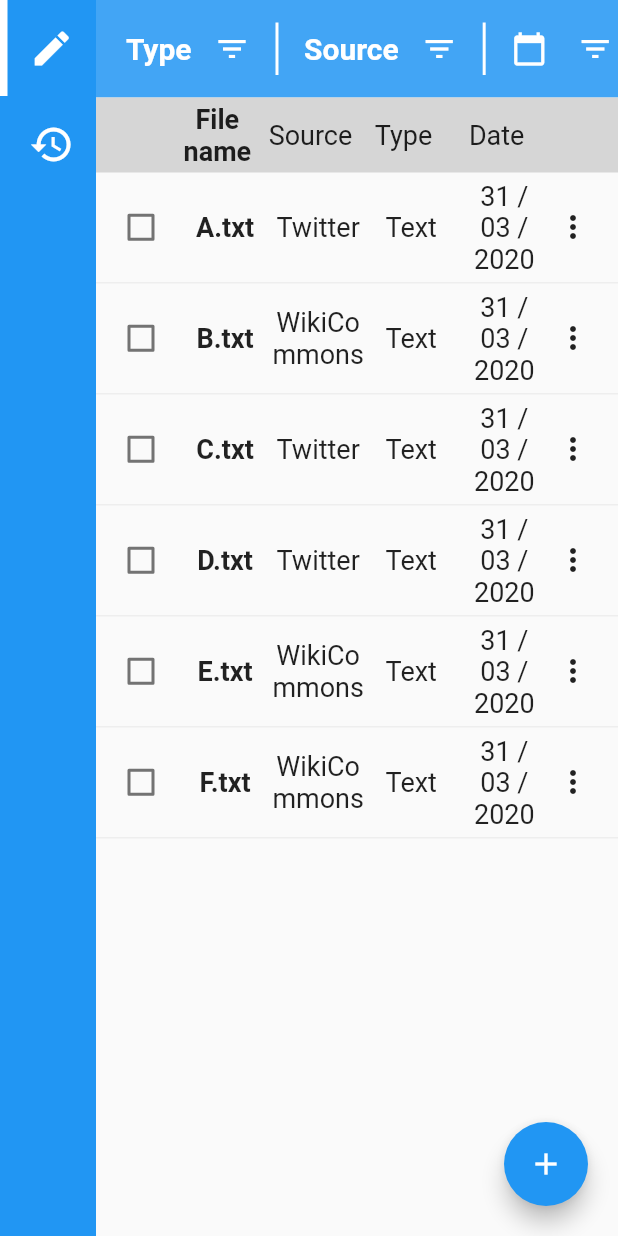
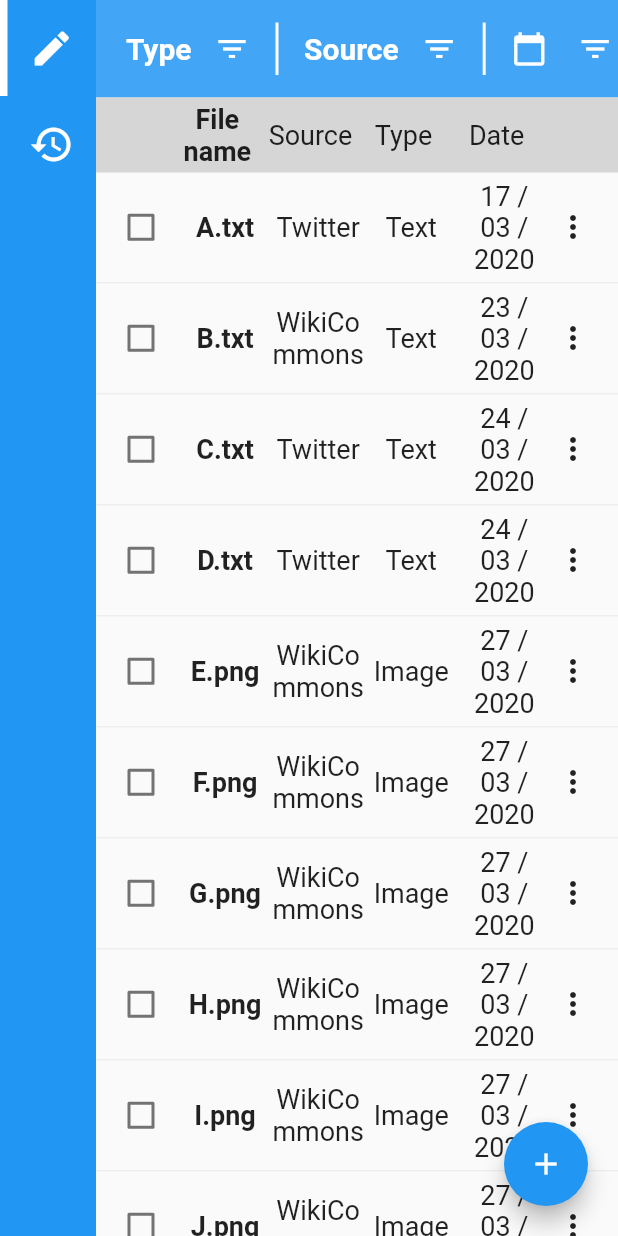
Before and after one commit to HarvestersCrew/CorpusHarvester, a Flutter app: the screen it shows after launch, on a phone screen of 412 x 824 dp. Run offline on Flutter 3.47's test engine with Material 2 defaults, Android fonts, the phone set to English and light mode, and no system bars.

Commit message:
Added fake data for web page

```diff
--- a/gui/corpus_harvester_ui/lib/creation_widget.dart
+++ b/gui/corpus_harvester_ui/lib/creation_widget.dart
@@ -18,16 +18,25 @@ Source wikiSource = Source(name: "WikiCommons");
 FileType txtType = FileType(typeName: "Text");
 FileType imgType = FileType(typeName: "Image");
 FileType vidType = FileType(typeName: "Video");
-CorpusFile fileA = CorpusFile(name: "A.txt", source: twitterSource, type: txtType, date: DateTime.now());
-CorpusFile fileB = CorpusFile(name: "B.txt", source: wikiSource, type: txtType, date: DateTime.now());
-CorpusFile fileC = CorpusFile(name: "C.txt", source: twitterSource, type: txtType, date: DateTime.now());
-CorpusFile fileD = CorpusFile(name: "D.txt", source: twitterSource, type: txtType, date: DateTime.now());
-CorpusFile fileE = CorpusFile(name: "E.txt", source: wikiSource, type: txtType, date: DateTime.now());
-CorpusFile fileF = CorpusFile(name: "F.txt", source: wikiSource, type: txtType, date: DateTime.now());
+CorpusFile fileA = CorpusFile(name: "A.txt", source: twitterSource, type: txtType, date: DateTime.now().add(Duration(days: -14)));
+CorpusFile fileB = CorpusFile(name: "B.txt", source: wikiSource, type: txtType, date: DateTime.now().add(Duration(days: -8)));
+CorpusFile fileC = CorpusFile(name: "C.txt", source: twitterSource, type: txtType, date: DateTime.now().add(Duration(days: -7)));
+CorpusFile fileD = CorpusFile(name: "D.txt", source: twitterSource, type: txtType, date: DateTime.now().add(Duration(days: -7)));
+CorpusFile fileE = CorpusFile(name: "E.png", source: wikiSource, type: imgType, date: DateTime.now().add(Duration(days: -4)));
+CorpusFile fileF = CorpusFile(name: "F.png", source: wikiSource, type: imgType, date: DateTime.now().add(Duration(days: -4)));
+CorpusFile fileG = CorpusFile(name: "G.png", source: wikiSource, type: imgType, date: DateTime.now().add(Duration(days: -4)));
+CorpusFile fileH = CorpusFile(name: "H.png", source: wikiSource, type: imgType, date: DateTime.now().add(Duration(days: -4)));
+CorpusFile fileI = CorpusFile(name: "I.png", source: wikiSource, type: imgType, date: DateTime.now().add(Duration(days: -4)));
+CorpusFile fileJ = CorpusFile(name: "J.png", source: wikiSource, type: imgType, date: DateTime.now().add(Duration(days: -4)));
+CorpusFile fileK = CorpusFile(name: "K.png", source: twitterSource, type: txtType, date: DateTime.now());
+CorpusFile fileL = CorpusFile(name: "L.png", source: twitterSource, type: txtType, date: DateTime.now());
+CorpusFile fileM = CorpusFile(name: "M.png", source: twitterSource, type: txtType, date: DateTime.now());
+CorpusFile fileN = CorpusFile(name: "N.png", source: twitterSource, type: txtType, date: DateTime.now());
+CorpusFile fileO = CorpusFile(name: "O.png", source: twitterSource, type: txtType, date: DateTime.now());
 
 List<Source> _sources = [twitterSource, wikiSource];
 List<FileType> _types = [txtType, imgType, vidType];
-List<CorpusFile> _filesList = [fileA, fileB, fileC, fileD, fileE, fileF];
+List<CorpusFile> _filesList = [fileA, fileB, fileC, fileD, fileE, fileF, fileG, fileH, fileI, fileJ, fileK, fileL, fileM, fileN, fileO];
 
 class _CreationWidgetState extends State<CreationWidget> {
 
```
Also changed, not shown: gui/corpus_harvester_ui/lib/history_widget.dart (+11 -1 lines).
